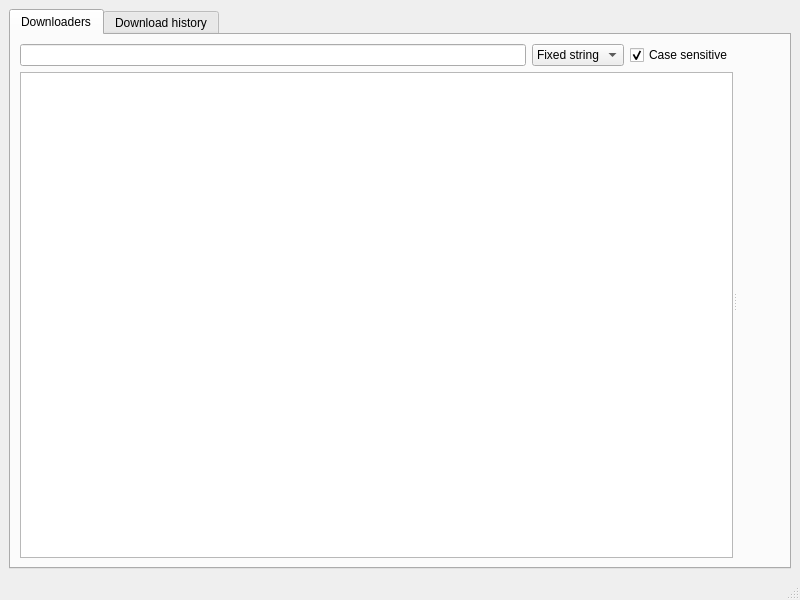
Before: the Qt Designer form src/leechcraft.ui in 0xd34df00d/leechcraft, drawn with Qt 5.
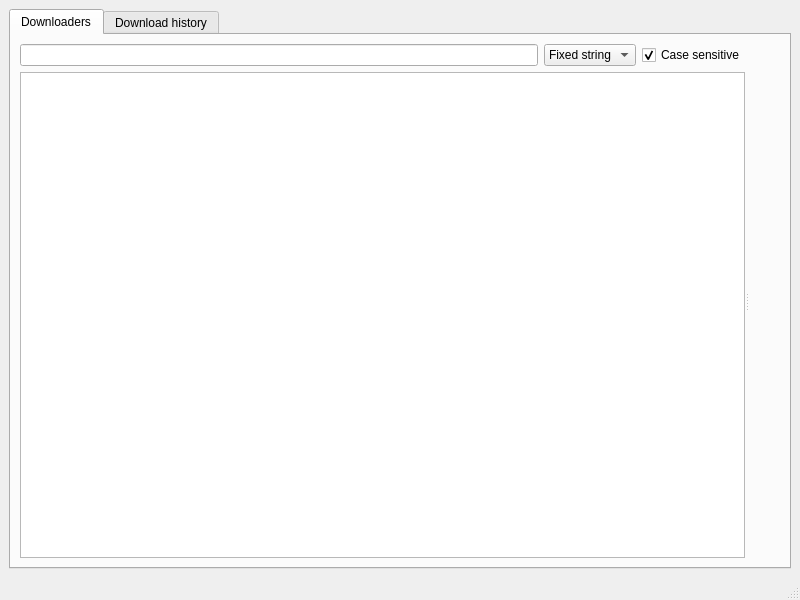
After: the same form once the commit is applied. Icons and pictures are not drawn. Custom widgets are drawn as their Qt base class.

Commit message: * Core: Saner size policies.

```diff
--- a/src/leechcraft.ui
+++ b/src/leechcraft.ui
@@ -92,7 +92,7 @@
              <widget class="QTreeView" name="PluginsTasksTree_" >
               <property name="minimumSize" >
                <size>
-                <width>250</width>
+                <width>450</width>
                 <height>0</height>
                </size>
               </property>
@@ -125,7 +125,14 @@
            <property name="allowedAreas" >
             <set>Qt::RightDockWidgetArea</set>
            </property>
-           <widget class="QWidget" name="dockWidgetContents_3" />
+           <widget class="QWidget" name="dockWidgetContents_3" >
+            <property name="sizePolicy" >
+             <sizepolicy vsizetype="Preferred" hsizetype="Minimum" >
+              <horstretch>0</horstretch>
+              <verstretch>0</verstretch>
+             </sizepolicy>
+            </property>
+           </widget>
           </widget>
          </widget>
         </item>
```
